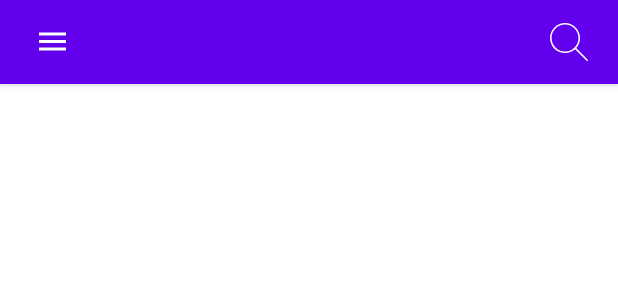
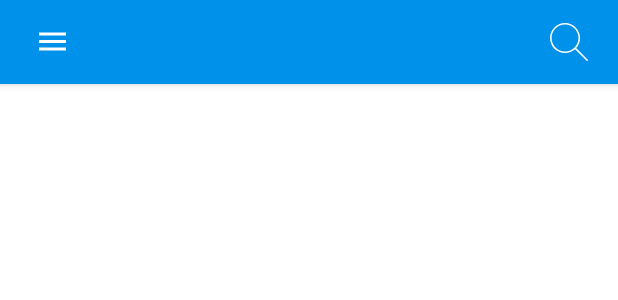
Before and after one commit to ZobaeirAlLikhon/Mediraj, an Android app: the layout header_main.xml on its own in the app's theme, with its tools: preview values and no code run, on a phone screen of 412 x 824 dp. Shown: the top 300 px of the screen. Run offline under Robolectric (Android 15) with nearby library versions, the phone set to English and light mode, and no system bars; Roboto replaces fonts that are not available here.

```diff
--- a/app/src/main/java/com/example/mediraj/activity/Welcome.java
+++ b/app/src/main/java/com/example/mediraj/activity/Welcome.java
@@ -12,7 +12,7 @@ import com.example.mediraj.R;
 public class Welcome extends AppCompatActivity {
 
     private int Splash_Screen = 2000;
-    private boolean flag = false;
+    private boolean flag = true;
     @Override
     protected void onCreate(Bundle savedInstanceState) {
         super.onCreate(savedInstanceState);
--- a/app/src/main/res/layout/header_main.xml
+++ b/app/src/main/res/layout/header_main.xml
@@ -4,7 +4,7 @@
     android:layout_width="match_parent"
     android:layout_height="?attr/actionBarSize"
     android:background="@color/white"
-    android:backgroundTint="@color/purple_500">
+    android:backgroundTint="@color/denim">
         <RelativeLayout
             android:layout_width="match_parent"
             android:layout_height="match_parent">
@@ -24,8 +24,8 @@
                     android:layout_marginEnd="40dp"
                     android:layout_centerHorizontal="true"
                     android:layout_toEndOf="@id/navIconImage"
-                    android:background="@color/purple_500"
-                    app:tabIndicatorColor="@color/white"
+                    android:background="@color/denim"
+                    app:tabIndicatorColor="@color/purple_700"
                     app:tabMode="fixed"
                     app:tabTextColor="@color/white"/>
                 <ImageView
```
